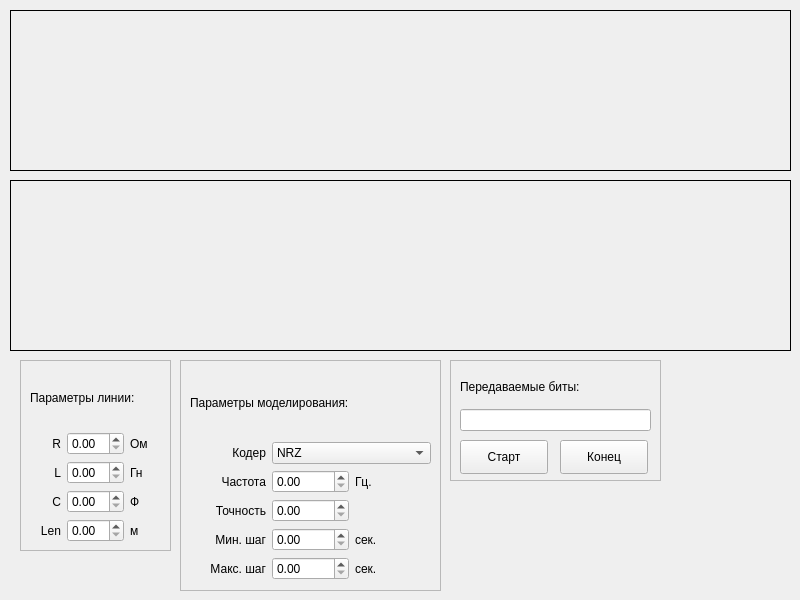
First picture: the form in demo/mainwindow.ui, repository bestialyokel/diplom, before the edit.
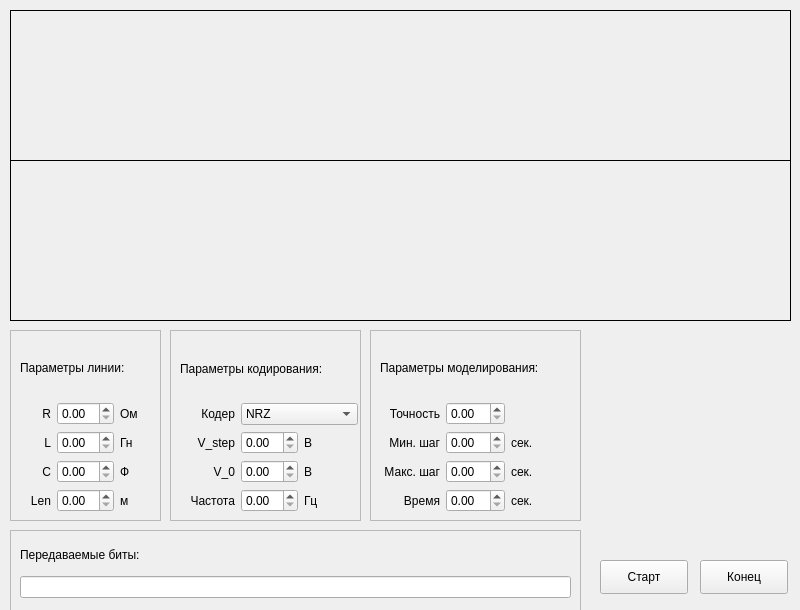
Second picture: the form after the edit. Custom widgets are drawn as their Qt base class.

```diff
--- a/demo/mainwindow.ui
+++ b/demo/mainwindow.ui
@@ -7,12 +7,15 @@
     <x>0</x>
     <y>0</y>
     <width>800</width>
-    <height>600</height>
+    <height>610</height>
    </rect>
   </property>
   <property name="windowTitle">
    <string>MainWindow</string>
   </property>
+  <property name="styleSheet">
+   <string notr="true"/>
+  </property>
   <widget class="QWidget" name="mainWidget">
    <widget class="QCustomPlot" name="inputPlot" native="true">
     <property name="geometry">
@@ -20,7 +23,7 @@
       <x>10</x>
       <y>10</y>
       <width>781</width>
-      <height>161</height>
+      <height>151</height>
      </rect>
     </property>
     <property name="minimumSize">
@@ -36,8 +39,8 @@
    <widget class="QFrame" name="frame">
     <property name="geometry">
      <rect>
-      <x>20</x>
-      <y>360</y>
+      <x>10</x>
+      <y>330</y>
       <width>151</width>
       <height>191</height>
      </rect>
@@ -154,10 +157,10 @@
    <widget class="QFrame" name="frame_2">
     <property name="geometry">
      <rect>
-      <x>180</x>
-      <y>360</y>
-      <width>261</width>
-      <height>231</height>
+      <x>370</x>
+      <y>330</y>
+      <width>211</width>
+      <height>191</height>
      </rect>
     </property>
     <property name="frameShape">
@@ -171,44 +174,22 @@
       <rect>
        <x>10</x>
        <y>10</y>
-       <width>241</width>
-       <height>210</height>
+       <width>191</width>
+       <height>172</height>
       </rect>
      </property>
      <layout class="QGridLayout" name="gridLayout_2">
-      <item row="6" column="0">
-       <widget class="QLabel" name="label_17">
+      <item row="2" column="0">
+       <widget class="QLabel" name="label_14">
         <property name="text">
-         <string>Макс. шаг</string>
+         <string>Точность</string>
         </property>
         <property name="alignment">
          <set>Qt::AlignRight|Qt::AlignTrailing|Qt::AlignVCenter</set>
         </property>
        </widget>
       </item>
-      <item row="4" column="1">
-       <widget class="QDoubleSpinBox" name="accuracySpinBox"/>
-      </item>
-      <item row="2" column="1" colspan="2">
-       <widget class="QComboBox" name="codeComboBox">
-        <item>
-         <property name="text">
-          <string>NRZ</string>
-         </property>
-        </item>
-        <item>
-         <property name="text">
-          <string>RZ</string>
-         </property>
-        </item>
-        <item>
-         <property name="text">
-          <string>Manchester-II</string>
-         </property>
-        </item>
-       </widget>
-      </item>
-      <item row="5" column="0">
+      <item row="3" column="0">
        <widget class="QLabel" name="label_15">
         <property name="text">
          <string>Мин. шаг</string>
@@ -218,6 +199,30 @@
         </property>
        </widget>
       </item>
+      <item row="2" column="2">
+       <widget class="QLabel" name="label_13">
+        <property name="text">
+         <string/>
+        </property>
+       </widget>
+      </item>
+      <item row="3" column="2">
+       <widget class="QLabel" name="label_10">
+        <property name="text">
+         <string>сек.</string>
+        </property>
+       </widget>
+      </item>
+      <item row="4" column="0">
+       <widget class="QLabel" name="label_17">
+        <property name="text">
+         <string>Макс. шаг</string>
+        </property>
+        <property name="alignment">
+         <set>Qt::AlignRight|Qt::AlignTrailing|Qt::AlignVCenter</set>
+        </property>
+       </widget>
+      </item>
       <item row="0" column="0" colspan="3">
        <widget class="QLabel" name="label_11">
         <property name="text">
@@ -225,70 +230,39 @@
         </property>
        </widget>
       </item>
-      <item row="6" column="2">
+      <item row="2" column="1">
+       <widget class="QDoubleSpinBox" name="accuracySpinBox"/>
+      </item>
+      <item row="4" column="2">
        <widget class="QLabel" name="label_18">
         <property name="text">
          <string>сек.</string>
         </property>
        </widget>
       </item>
-      <item row="5" column="1">
-       <widget class="QDoubleSpinBox" name="minStepSpinBox"/>
-      </item>
-      <item row="4" column="0">
-       <widget class="QLabel" name="label_14">
-        <property name="text">
-         <string>Точность</string>
-        </property>
-        <property name="alignment">
-         <set>Qt::AlignRight|Qt::AlignTrailing|Qt::AlignVCenter</set>
-        </property>
-       </widget>
-      </item>
-      <item row="2" column="0">
-       <widget class="QLabel" name="label_12">
-        <property name="text">
-         <string>Кодер</string>
-        </property>
-        <property name="alignment">
-         <set>Qt::AlignRight|Qt::AlignTrailing|Qt::AlignVCenter</set>
-        </property>
-       </widget>
-      </item>
-      <item row="6" column="1">
+      <item row="4" column="1">
        <widget class="QDoubleSpinBox" name="maxStepSpinBox"/>
       </item>
-      <item row="5" column="2">
-       <widget class="QLabel" name="label_10">
-        <property name="text">
-         <string>сек.</string>
-        </property>
-       </widget>
+      <item row="3" column="1">
+       <widget class="QDoubleSpinBox" name="minStepSpinBox"/>
       </item>
-      <item row="4" column="2">
-       <widget class="QLabel" name="label_13">
-        <property name="text">
-         <string/>
-        </property>
-       </widget>
-      </item>
-      <item row="3" column="0">
+      <item row="5" column="0">
        <widget class="QLabel" name="label_19">
         <property name="text">
-         <string>Частота</string>
+         <string>Время</string>
         </property>
         <property name="alignment">
          <set>Qt::AlignRight|Qt::AlignTrailing|Qt::AlignVCenter</set>
         </property>
        </widget>
       </item>
-      <item row="3" column="1">
-       <widget class="QDoubleSpinBox" name="freqSpinBox"/>
+      <item row="5" column="1">
+       <widget class="QDoubleSpinBox" name="timeSpinBox"/>
       </item>
-      <item row="3" column="2">
+      <item row="5" column="2">
        <widget class="QLabel" name="label_20">
         <property name="text">
-         <string>Гц.</string>
+         <string>сек.</string>
         </property>
        </widget>
       </item>
@@ -298,10 +272,10 @@
    <widget class="QFrame" name="frame_3">
     <property name="geometry">
      <rect>
-      <x>450</x>
-      <y>360</y>
-      <width>211</width>
-      <height>121</height>
+      <x>10</x>
+      <y>530</y>
+      <width>571</width>
+      <height>81</height>
      </rect>
     </property>
     <property name="frameShape">
@@ -315,8 +289,8 @@
       <rect>
        <x>10</x>
        <y>10</y>
-       <width>191</width>
-       <height>61</height>
+       <width>551</width>
+       <height>58</height>
       </rect>
      </property>
      <layout class="QGridLayout" name="gridLayout_3">
@@ -336,40 +310,14 @@
       </item>
      </layout>
     </widget>
-    <widget class="QPushButton" name="startButton">
-     <property name="geometry">
-      <rect>
-       <x>10</x>
-       <y>80</y>
-       <width>88</width>
-       <height>34</height>
-      </rect>
-     </property>
-     <property name="text">
-      <string>Старт</string>
-     </property>
-    </widget>
-    <widget class="QPushButton" name="stopButton">
-     <property name="geometry">
-      <rect>
-       <x>110</x>
-       <y>80</y>
-       <width>88</width>
-       <height>34</height>
-      </rect>
-     </property>
-     <property name="text">
-      <string>Конец</string>
-     </property>
-    </widget>
    </widget>
    <widget class="QCustomPlot" name="outputPlot" native="true">
     <property name="geometry">
      <rect>
       <x>10</x>
-      <y>180</y>
+      <y>160</y>
       <width>781</width>
-      <height>171</height>
+      <height>161</height>
      </rect>
     </property>
     <property name="minimumSize">
@@ -382,6 +330,180 @@
      <string notr="true">border: 1px solid black;</string>
     </property>
    </widget>
+   <widget class="QLabel" name="loader">
+    <property name="geometry">
+     <rect>
+      <x>650</x>
+      <y>480</y>
+      <width>91</width>
+      <height>51</height>
+     </rect>
+    </property>
+    <property name="font">
+     <font>
+      <pointsize>16</pointsize>
+     </font>
+    </property>
+    <property name="styleSheet">
+     <string notr="true">max-height: 100;</string>
+    </property>
+    <property name="text">
+     <string/>
+    </property>
+   </widget>
+   <widget class="QFrame" name="frame_4">
+    <property name="geometry">
+     <rect>
+      <x>170</x>
+      <y>330</y>
+      <width>191</width>
+      <height>191</height>
+     </rect>
+    </property>
+    <property name="frameShape">
+     <enum>QFrame::StyledPanel</enum>
+    </property>
+    <property name="frameShadow">
+     <enum>QFrame::Raised</enum>
+    </property>
+    <widget class="QWidget" name="gridLayoutWidget_4">
+     <property name="geometry">
+      <rect>
+       <x>10</x>
+       <y>10</y>
+       <width>178</width>
+       <height>172</height>
+      </rect>
+     </property>
+     <layout class="QGridLayout" name="gridLayout_4">
+      <item row="4" column="0">
+       <widget class="QLabel" name="label_22">
+        <property name="text">
+         <string>V_0</string>
+        </property>
+        <property name="alignment">
+         <set>Qt::AlignRight|Qt::AlignTrailing|Qt::AlignVCenter</set>
+        </property>
+       </widget>
+      </item>
+      <item row="4" column="2">
+       <widget class="QLabel" name="label_27">
+        <property name="text">
+         <string>В</string>
+        </property>
+       </widget>
+      </item>
+      <item row="0" column="0" colspan="3">
+       <widget class="QLabel" name="label_23">
+        <property name="styleSheet">
+         <string notr="true"/>
+        </property>
+        <property name="text">
+         <string>Параметры кодирования:</string>
+        </property>
+       </widget>
+      </item>
+      <item row="2" column="1" colspan="2">
+       <widget class="QComboBox" name="codeComboBox">
+        <item>
+         <property name="text">
+          <string>NRZ</string>
+         </property>
+        </item>
+        <item>
+         <property name="text">
+          <string>RZ</string>
+         </property>
+        </item>
+        <item>
+         <property name="text">
+          <string>Manchester-II</string>
+         </property>
+        </item>
+       </widget>
+      </item>
+      <item row="3" column="2">
+       <widget class="QLabel" name="label_28">
+        <property name="text">
+         <string>В</string>
+        </property>
+       </widget>
+      </item>
+      <item row="5" column="2">
+       <widget class="QLabel" name="label_24">
+        <property name="text">
+         <string>Гц</string>
+        </property>
+       </widget>
+      </item>
+      <item row="5" column="1">
+       <widget class="QDoubleSpinBox" name="freqSpinBox"/>
+      </item>
+      <item row="3" column="0">
+       <widget class="QLabel" name="label_25">
+        <property name="text">
+         <string>V_step</string>
+        </property>
+        <property name="alignment">
+         <set>Qt::AlignRight|Qt::AlignTrailing|Qt::AlignVCenter</set>
+        </property>
+       </widget>
+      </item>
+      <item row="2" column="0">
+       <widget class="QLabel" name="label_26">
+        <property name="text">
+         <string>Кодер</string>
+        </property>
+        <property name="alignment">
+         <set>Qt::AlignRight|Qt::AlignTrailing|Qt::AlignVCenter</set>
+        </property>
+       </widget>
+      </item>
+      <item row="3" column="1">
+       <widget class="QDoubleSpinBox" name="stepUSpinBox"/>
+      </item>
+      <item row="4" column="1">
+       <widget class="QDoubleSpinBox" name="nullUSpinBox"/>
+      </item>
+      <item row="5" column="0">
+       <widget class="QLabel" name="label_21">
+        <property name="text">
+         <string>Частота</string>
+        </property>
+        <property name="alignment">
+         <set>Qt::AlignRight|Qt::AlignTrailing|Qt::AlignVCenter</set>
+        </property>
+       </widget>
+      </item>
+     </layout>
+    </widget>
+   </widget>
+   <widget class="QPushButton" name="stopButton">
+    <property name="geometry">
+     <rect>
+      <x>700</x>
+      <y>560</y>
+      <width>88</width>
+      <height>34</height>
+     </rect>
+    </property>
+    <property name="text">
+     <string>Конец</string>
+    </property>
+   </widget>
+   <widget class="QPushButton" name="startButton">
+    <property name="geometry">
+     <rect>
+      <x>600</x>
+      <y>560</y>
+      <width>88</width>
+      <height>34</height>
+     </rect>
+    </property>
+    <property name="text">
+     <string>Старт</string>
+    </property>
+   </widget>
   </widget>
  </widget>
  <customwidgets>
```
Left out of the diff: 16 changed lines with no effect on the pictures.
